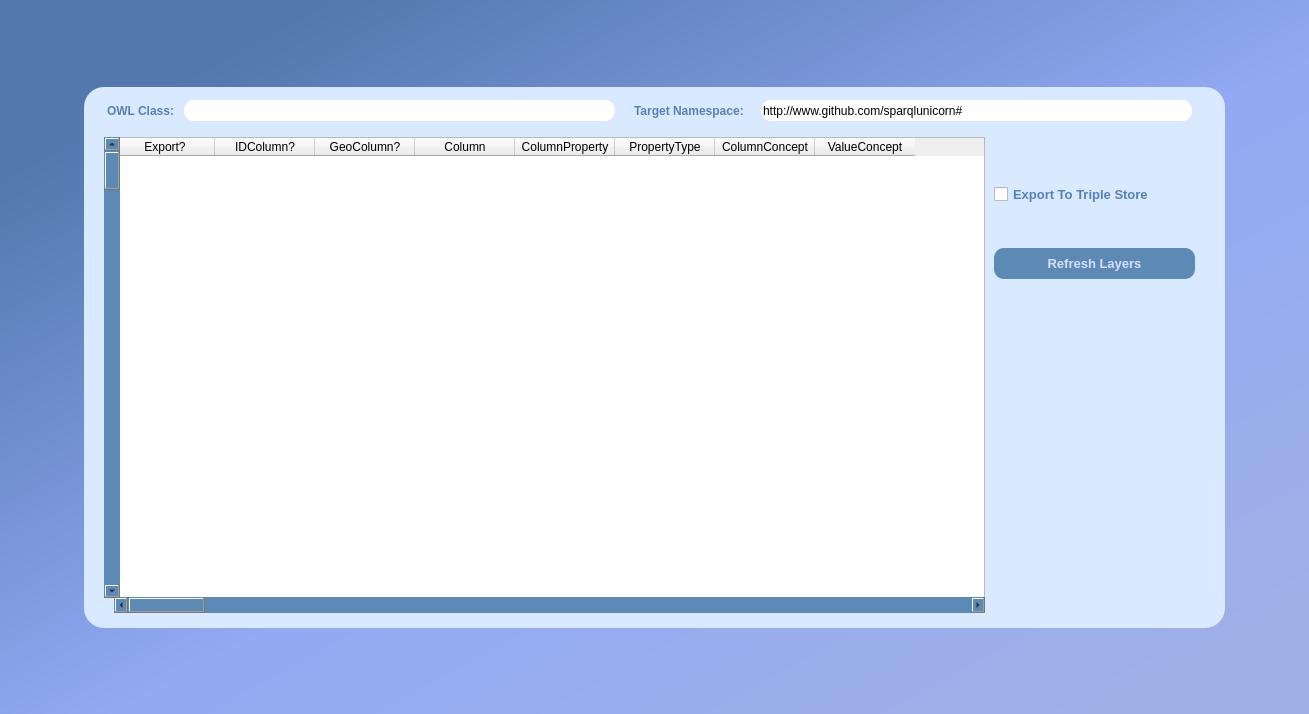
Above: Interlink.ui from Cprudhomme/SpaLOD_qgis_plugin before the change. Below: the same form after it.
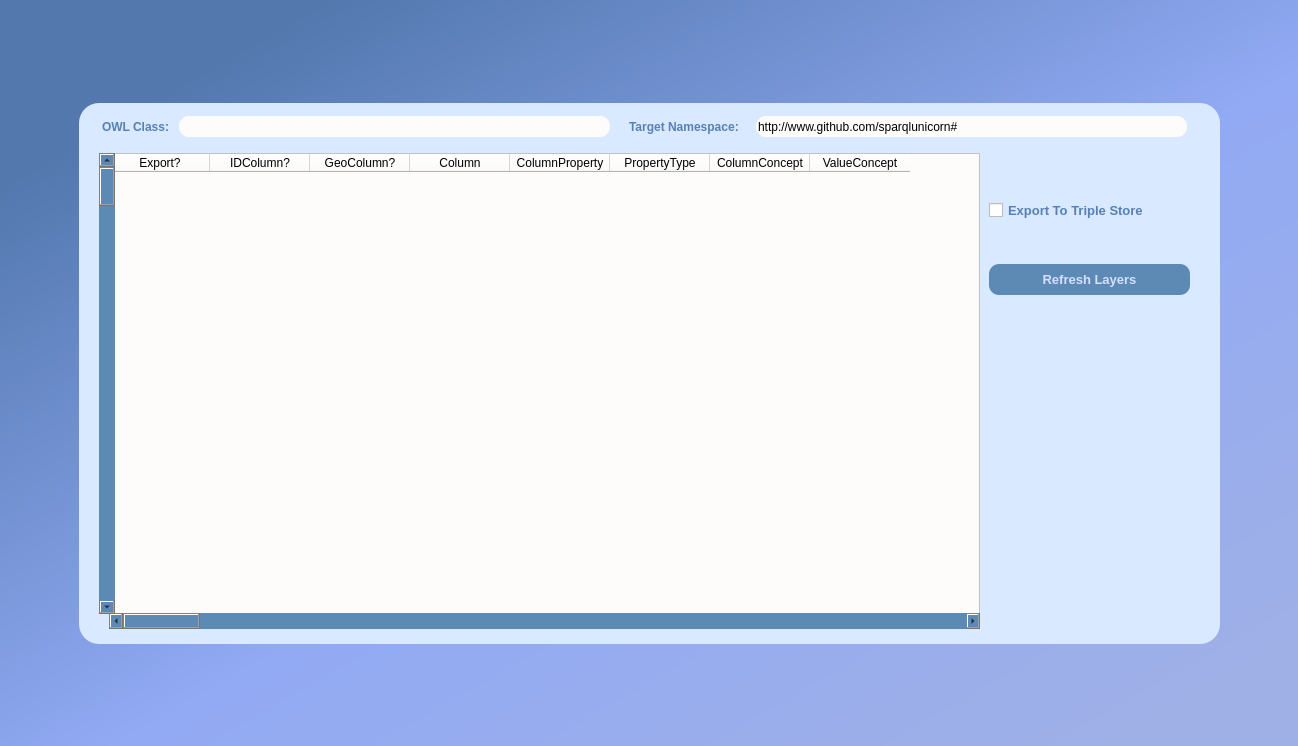
That is the form after the change.

What changed in the file:
```diff
--- a/Interlink.ui
+++ b/Interlink.ui
@@ -6,8 +6,8 @@
    <rect>
     <x>0</x>
     <y>0</y>
-    <width>1309</width>
-    <height>714</height>
+    <width>1298</width>
+    <height>746</height>
    </rect>
   </property>
   <property name="windowTitle">
@@ -26,7 +26,7 @@
      <property name="sizeHint" stdset="0">
       <size>
        <width>20</width>
-       <height>69</height>
+       <height>85</height>
       </size>
      </property>
     </spacer>
@@ -38,7 +38,7 @@
      </property>
      <property name="sizeHint" stdset="0">
       <size>
-       <width>66</width>
+       <width>61</width>
        <height>20</height>
       </size>
      </property>
@@ -81,7 +81,7 @@
        </size>
       </property>
       <property name="styleSheet">
-       <string notr="true"/>
+       <string notr="true">background-color: rgb(253, 252, 250);</string>
       </property>
       <property name="sortingEnabled">
        <bool>true</bool>
@@ -186,7 +186,8 @@
             </size>
            </property>
            <property name="styleSheet">
-            <string notr="true">border-radius:10px;</string>
+            <string notr="true">border-radius:10px;
+background-color: rgb(253, 252, 250);</string>
            </property>
            <property name="text">
             <string>http://www.github.com/sparqlunicorn#</string>
@@ -243,7 +244,8 @@
             </size>
            </property>
            <property name="styleSheet">
-            <string notr="true">border-radius:10px;</string>
+            <string notr="true">border-radius:10px;
+background-color: rgb(253, 252, 250);</string>
            </property>
           </widget>
          </item>
@@ -381,7 +383,7 @@
      </property>
      <property name="sizeHint" stdset="0">
       <size>
-       <width>66</width>
+       <width>60</width>
        <height>20</height>
       </size>
      </property>
@@ -395,7 +397,7 @@
      <property name="sizeHint" stdset="0">
       <size>
        <width>20</width>
-       <height>68</height>
+       <height>84</height>
       </size>
      </property>
     </spacer>
```
